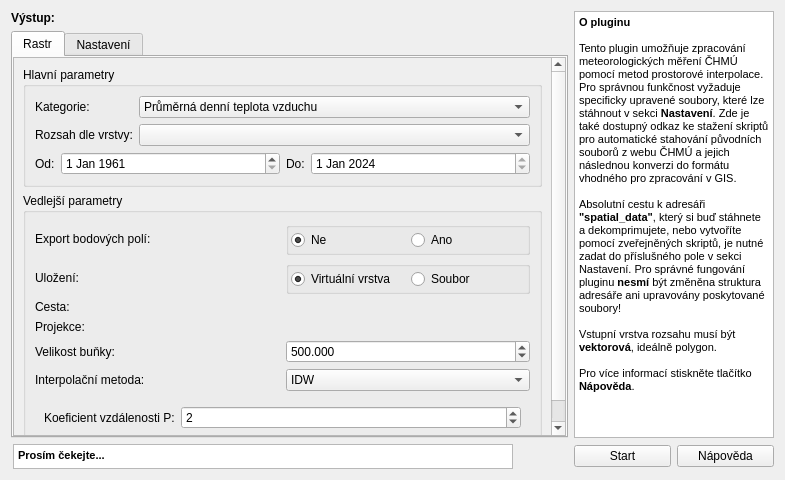
Before: the Qt Designer form data_chmu_dialog_base.ui in mkik12/CHMU-weatherDataProcessing, drawn with Qt 5.
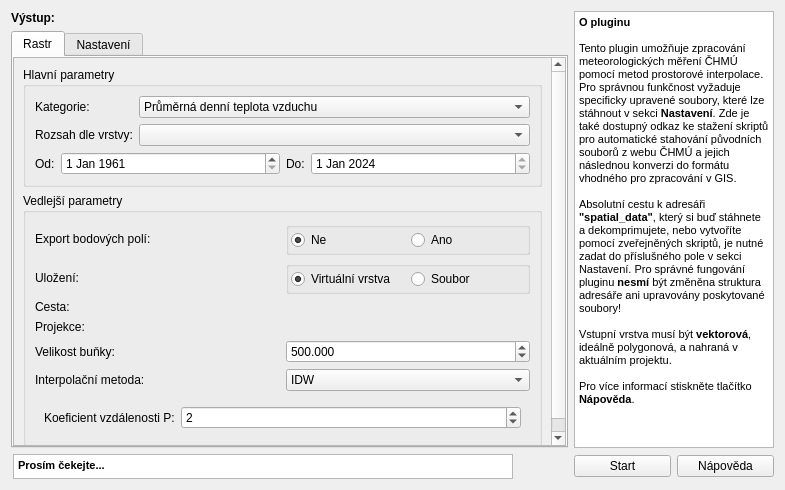
After: the same form once the commit is applied. Custom widgets are drawn as their Qt base class.

```diff
--- a/data_chmu_dialog_base.ui
+++ b/data_chmu_dialog_base.ui
@@ -7,7 +7,7 @@
     <x>0</x>
     <y>0</y>
     <width>785</width>
-    <height>480</height>
+    <height>490</height>
    </rect>
   </property>
   <property name="sizePolicy">
@@ -94,8 +94,8 @@
              <rect>
               <x>0</x>
               <y>0</y>
-              <width>534</width>
-              <height>382</height>
+              <width>538</width>
+              <height>389</height>
              </rect>
             </property>
             <layout class="QVBoxLayout" name="verticalLayout_4">
@@ -771,8 +771,8 @@
         <string>&lt;!DOCTYPE HTML PUBLIC &quot;-//W3C//DTD HTML 4.0//EN&quot; &quot;http://www.w3.org/TR/REC-html40/strict.dtd&quot;&gt;
 &lt;html&gt;&lt;head&gt;&lt;meta name=&quot;qrichtext&quot; content=&quot;1&quot; /&gt;&lt;style type=&quot;text/css&quot;&gt;
 p, li { white-space: pre-wrap; }
-&lt;/style&gt;&lt;/head&gt;&lt;body style=&quot; font-family:'MS Shell Dlg 2'; font-size:8.25pt; font-weight:400; font-style:normal;&quot;&gt;
-&lt;p style=&quot; margin-top:0px; margin-bottom:0px; margin-left:0px; margin-right:0px; -qt-block-indent:0; text-indent:0px;&quot;&gt;&lt;span style=&quot; font-size:8pt; font-weight:600;&quot;&gt;Prosím čekejte...&lt;/span&gt;&lt;/p&gt;&lt;/body&gt;&lt;/html&gt;</string>
+&lt;/style&gt;&lt;/head&gt;&lt;body style=&quot; font-family:'MS Shell Dlg 2'; font-size:8pt; font-weight:400; font-style:normal;&quot;&gt;
+&lt;p style=&quot; margin-top:0px; margin-bottom:0px; margin-left:0px; margin-right:0px; -qt-block-indent:0; text-indent:0px;&quot;&gt;&lt;span style=&quot; font-weight:600;&quot;&gt;Prosím čekejte...&lt;/span&gt;&lt;/p&gt;&lt;/body&gt;&lt;/html&gt;</string>
        </property>
       </widget>
      </item>
@@ -812,16 +812,16 @@
       <string>&lt;!DOCTYPE HTML PUBLIC &quot;-//W3C//DTD HTML 4.0//EN&quot; &quot;http://www.w3.org/TR/REC-html40/strict.dtd&quot;&gt;
 &lt;html&gt;&lt;head&gt;&lt;meta name=&quot;qrichtext&quot; content=&quot;1&quot; /&gt;&lt;style type=&quot;text/css&quot;&gt;
 p, li { white-space: pre-wrap; }
-&lt;/style&gt;&lt;/head&gt;&lt;body style=&quot; font-family:'MS Shell Dlg 2'; font-size:8.25pt; font-weight:400; font-style:normal;&quot;&gt;
-&lt;p style=&quot; margin-top:0px; margin-bottom:0px; margin-left:0px; margin-right:0px; -qt-block-indent:0; text-indent:0px;&quot;&gt;&lt;span style=&quot; font-size:8pt; font-weight:600;&quot;&gt;O pluginu&lt;/span&gt;&lt;/p&gt;
-&lt;p style=&quot;-qt-paragraph-type:empty; margin-top:0px; margin-bottom:0px; margin-left:0px; margin-right:0px; -qt-block-indent:0; text-indent:0px; font-size:8pt;&quot;&gt;&lt;br /&gt;&lt;/p&gt;
-&lt;p style=&quot; margin-top:0px; margin-bottom:0px; margin-left:0px; margin-right:0px; -qt-block-indent:0; text-indent:0px;&quot;&gt;&lt;span style=&quot; font-size:8pt;&quot;&gt;Tento plugin umožňuje zpracování meteorologických měření ČHMÚ pomocí metod prostorové interpolace. Pro správnou funkčnost vyžaduje specificky upravené soubory, které lze stáhnout v sekci &lt;/span&gt;&lt;span style=&quot; font-size:8pt; font-weight:600;&quot;&gt;Nastavení&lt;/span&gt;&lt;span style=&quot; font-size:8pt;&quot;&gt;. Zde je také dostupný odkaz ke stažení skriptů pro automatické stahování původních souborů z webu ČHMÚ a jejich následnou konverzi do formátu vhodného pro zpracování v GIS.&lt;/span&gt;&lt;/p&gt;
-&lt;p style=&quot;-qt-paragraph-type:empty; margin-top:0px; margin-bottom:0px; margin-left:0px; margin-right:0px; -qt-block-indent:0; text-indent:0px; font-size:8pt;&quot;&gt;&lt;br /&gt;&lt;/p&gt;
-&lt;p style=&quot; margin-top:0px; margin-bottom:0px; margin-left:0px; margin-right:0px; -qt-block-indent:0; text-indent:0px;&quot;&gt;&lt;span style=&quot; font-size:8pt;&quot;&gt;Absolutní cestu k adresáři &lt;/span&gt;&lt;span style=&quot; font-size:8pt; font-weight:600;&quot;&gt;&amp;quot;spatial_data&amp;quot;&lt;/span&gt;&lt;span style=&quot; font-size:8pt;&quot;&gt;, který si buď stáhnete a dekomprimujete, nebo vytvoříte pomocí zveřejněných skriptů, je nutné zadat do příslušného pole v sekci Nastavení. Pro správné fungování pluginu &lt;/span&gt;&lt;span style=&quot; font-size:8pt; font-weight:600;&quot;&gt;nesmí&lt;/span&gt;&lt;span style=&quot; font-size:8pt;&quot;&gt; být změněna struktura adresáře ani upravovány poskytované soubory!&lt;/span&gt;&lt;/p&gt;
-&lt;p style=&quot;-qt-paragraph-type:empty; margin-top:0px; margin-bottom:0px; margin-left:0px; margin-right:0px; -qt-block-indent:0; text-indent:0px; font-size:8pt;&quot;&gt;&lt;br /&gt;&lt;/p&gt;
-&lt;p style=&quot; margin-top:0px; margin-bottom:0px; margin-left:0px; margin-right:0px; -qt-block-indent:0; text-indent:0px;&quot;&gt;&lt;span style=&quot; font-size:8pt;&quot;&gt;Vstupní vrstva rozsahu musí být &lt;/span&gt;&lt;span style=&quot; font-size:8pt; font-weight:600;&quot;&gt;vektorová&lt;/span&gt;&lt;span style=&quot; font-size:8pt;&quot;&gt;, ideálně polygon.&lt;/span&gt;&lt;/p&gt;
-&lt;p style=&quot;-qt-paragraph-type:empty; margin-top:0px; margin-bottom:0px; margin-left:0px; margin-right:0px; -qt-block-indent:0; text-indent:0px; font-size:8pt;&quot;&gt;&lt;br /&gt;&lt;/p&gt;
-&lt;p style=&quot; margin-top:0px; margin-bottom:0px; margin-left:0px; margin-right:0px; -qt-block-indent:0; text-indent:0px;&quot;&gt;&lt;span style=&quot; font-size:8pt;&quot;&gt;Pro více informací stiskněte tlačítko &lt;/span&gt;&lt;span style=&quot; font-size:8pt; font-weight:600;&quot;&gt;Nápověda&lt;/span&gt;&lt;span style=&quot; font-size:8pt;&quot;&gt;.&lt;/span&gt;&lt;/p&gt;&lt;/body&gt;&lt;/html&gt;</string>
+&lt;/style&gt;&lt;/head&gt;&lt;body style=&quot; font-family:'MS Shell Dlg 2'; font-size:8pt; font-weight:400; font-style:normal;&quot;&gt;
+&lt;p style=&quot; margin-top:0px; margin-bottom:0px; margin-left:0px; margin-right:0px; -qt-block-indent:0; text-indent:0px;&quot;&gt;&lt;span style=&quot; font-weight:600;&quot;&gt;O pluginu&lt;/span&gt;&lt;/p&gt;
+&lt;p style=&quot;-qt-paragraph-type:empty; margin-top:0px; margin-bottom:0px; margin-left:0px; margin-right:0px; -qt-block-indent:0; text-indent:0px;&quot;&gt;&lt;br /&gt;&lt;/p&gt;
+&lt;p style=&quot; margin-top:0px; margin-bottom:0px; margin-left:0px; margin-right:0px; -qt-block-indent:0; text-indent:0px;&quot;&gt;Tento plugin umožňuje zpracování meteorologických měření ČHMÚ pomocí metod prostorové interpolace. Pro správnou funkčnost vyžaduje specificky upravené soubory, které lze stáhnout v sekci &lt;span style=&quot; font-weight:600;&quot;&gt;Nastavení&lt;/span&gt;. Zde je také dostupný odkaz ke stažení skriptů pro automatické stahování původních souborů z webu ČHMÚ a jejich následnou konverzi do formátu vhodného pro zpracování v GIS.&lt;/p&gt;
+&lt;p style=&quot;-qt-paragraph-type:empty; margin-top:0px; margin-bottom:0px; margin-left:0px; margin-right:0px; -qt-block-indent:0; text-indent:0px;&quot;&gt;&lt;br /&gt;&lt;/p&gt;
+&lt;p style=&quot; margin-top:0px; margin-bottom:0px; margin-left:0px; margin-right:0px; -qt-block-indent:0; text-indent:0px;&quot;&gt;Absolutní cestu k adresáři &lt;span style=&quot; font-weight:600;&quot;&gt;&amp;quot;spatial_data&amp;quot;&lt;/span&gt;, který si buď stáhnete a dekomprimujete, nebo vytvoříte pomocí zveřejněných skriptů, je nutné zadat do příslušného pole v sekci Nastavení. Pro správné fungování pluginu &lt;span style=&quot; font-weight:600;&quot;&gt;nesmí&lt;/span&gt; být změněna struktura adresáře ani upravovány poskytované soubory!&lt;/p&gt;
+&lt;p style=&quot;-qt-paragraph-type:empty; margin-top:0px; margin-bottom:0px; margin-left:0px; margin-right:0px; -qt-block-indent:0; text-indent:0px;&quot;&gt;&lt;br /&gt;&lt;/p&gt;
+&lt;p style=&quot; margin-top:0px; margin-bottom:0px; margin-left:0px; margin-right:0px; -qt-block-indent:0; text-indent:0px;&quot;&gt;Vstupní vrstva musí být &lt;span style=&quot; font-weight:600;&quot;&gt;vektorová&lt;/span&gt;, ideálně polygonová, a nahraná v aktuálním projektu.&lt;/p&gt;
+&lt;p style=&quot;-qt-paragraph-type:empty; margin-top:0px; margin-bottom:0px; margin-left:0px; margin-right:0px; -qt-block-indent:0; text-indent:0px;&quot;&gt;&lt;br /&gt;&lt;/p&gt;
+&lt;p style=&quot; margin-top:0px; margin-bottom:0px; margin-left:0px; margin-right:0px; -qt-block-indent:0; text-indent:0px;&quot;&gt;Pro více informací stiskněte tlačítko &lt;span style=&quot; font-weight:600;&quot;&gt;Nápověda&lt;/span&gt;.&lt;/p&gt;&lt;/body&gt;&lt;/html&gt;</string>
      </property>
     </widget>
    </item>
```
Left out of the diff: 6 changed lines with no effect on the pictures.
